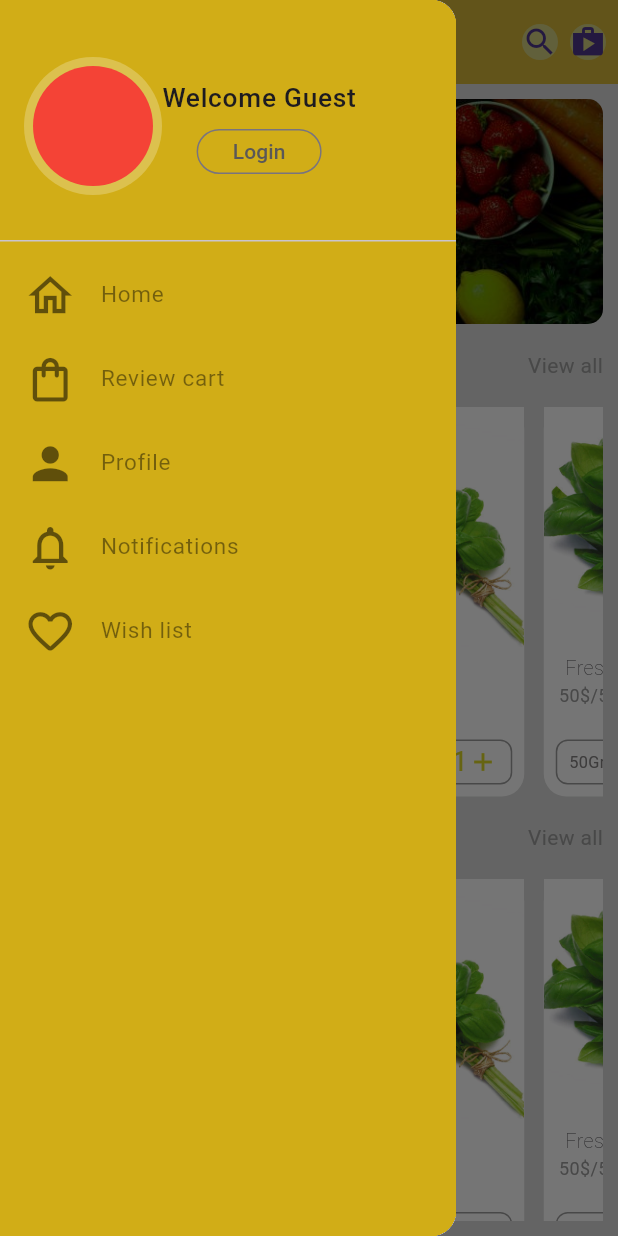
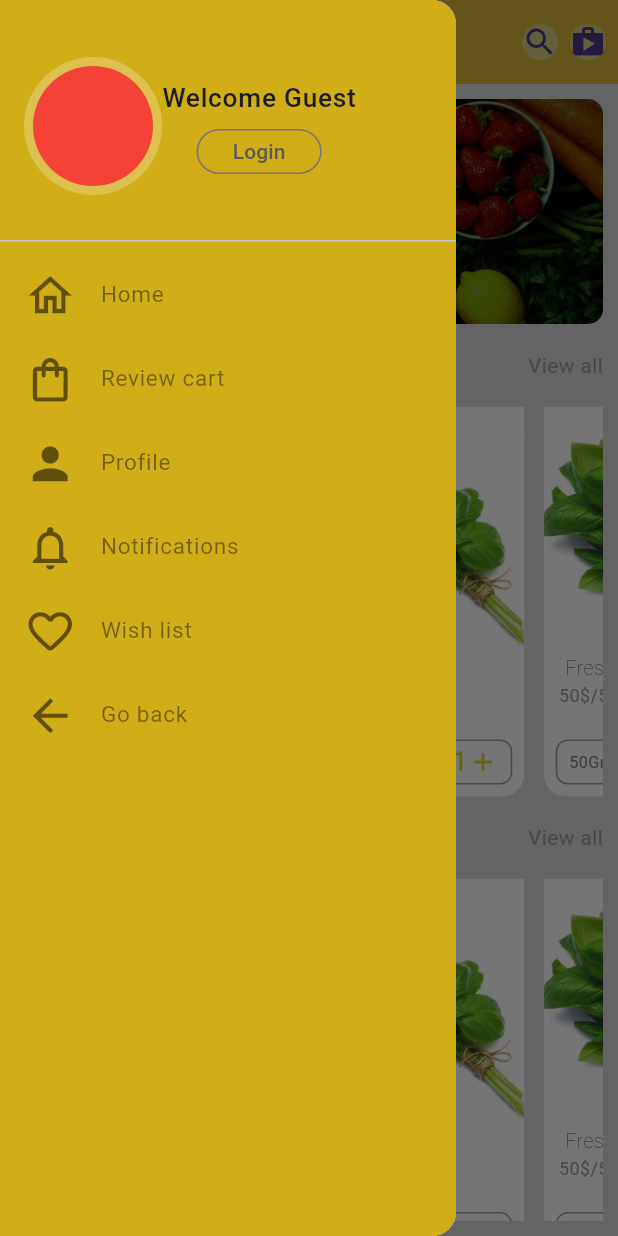
Before and after one commit to Manikanta954/Vegetables-shopping-app, a Flutter app: the HomeScreen screen opened directly, with the side drawer open, on a phone screen of 412 x 824 dp. Run offline on Flutter 3.47's test engine with Material 3 defaults, Android fonts, the phone set to English and light mode, and no system bars; our stand-ins replace firebase_auth, firebase_core, google_fonts, google_sign_in, sign_in_button; accounts and stored records are empty.

Commit message:
back button added

```diff
--- a/lib/home.dart
+++ b/lib/home.dart
@@ -2,6 +2,7 @@
 import 'package:flutter/material.dart';
 import 'package:flutter/widgets.dart';
 import 'package:veggie/fonts.dart';
+import 'package:veggie/sign_in.dart';
 
 class HomeScreen extends StatelessWidget {
   const HomeScreen({super.key});
@@ -180,6 +181,15 @@
             listtile(
                 icon: Icons.notifications_outlined, title: "Notifications"),
             listtile(icon: Icons.favorite_outline_rounded, title: "Wish list"),
+            InkWell(
+              child: listtile(
+                icon: Icons.arrow_back,
+                title: "Go back",
+              ),
+              onTap: () {
+                Navigator.push(context,MaterialPageRoute(builder:(context) => SignIn(),));
+              },
+            )
           ],
         ),
       )),
@@ -316,6 +326,10 @@
                   singleproducts(),
                   singleproducts(),
                   singleproducts(),
+                  singleproducts(),
+                  singleproducts(),
+                  singleproducts(),
+                  singleproducts(),
                   singleproducts()
                 ],
               ),
@@ -343,6 +357,8 @@
                   singleproducts(),
                   singleproducts(),
                   singleproducts(),
+                  singleproducts(),
+                  singleproducts(),
                   singleproducts()
                 ],
               ),
--- a/lib/main.dart
+++ b/lib/main.dart
@@ -1,7 +1,7 @@
 import 'package:firebase_core/firebase_core.dart';
 import 'package:flutter/material.dart';
 import 'package:veggie/firebase_options.dart';
-import 'package:veggie/home.dart';
+import 'package:veggie/sign_in.dart';
 void main() async {
   WidgetsFlutterBinding.ensureInitialized();
   await Firebase.initializeApp(
@@ -19,7 +19,7 @@
     return MaterialApp(
       debugShowCheckedModeBanner: false,
       title: "Veggie",
-      home:HomeScreen(),
+      home:SignIn(),
     );
   }
 }
```
